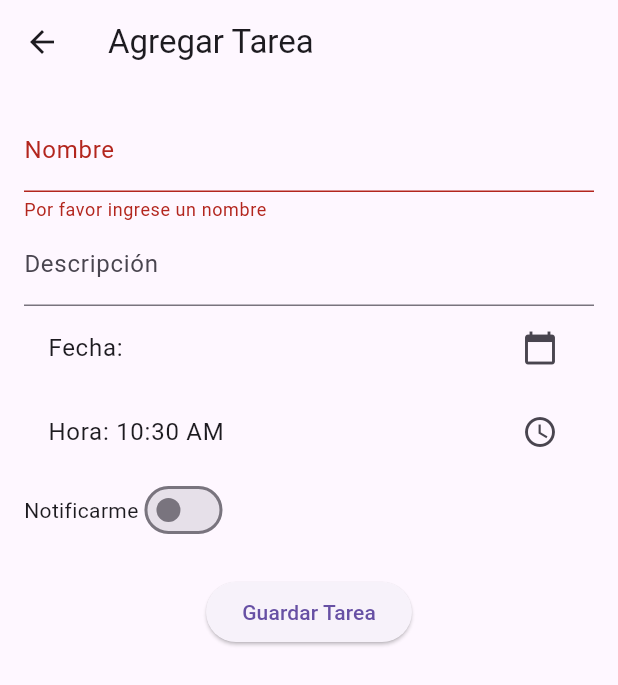
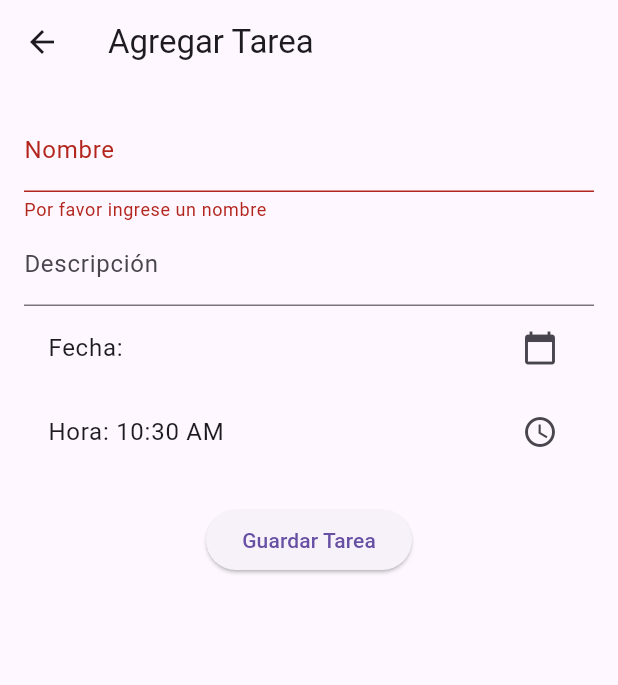
Before and after one commit to Eduar1505/ProyectoFinalLenguajes, a Flutter app: the AgregarTareaPage screen opened directly with empty values, after a tap on "Guardar Tarea", on a phone screen of 412 x 824 dp. Shown: the top 685 px of the screen. Run offline on Flutter 3.47's test engine with Material 3 defaults, Android fonts, the phone set to English and light mode, and no system bars; our stand-ins replace flutter_local_notifications, sqflite, table_calendar; accounts and stored records are empty.

Commit message:
soluccion de problema crasheo

```diff
--- a/proyectofinal/lib/pages/agregar_tarea.dart
+++ b/proyectofinal/lib/pages/agregar_tarea.dart
@@ -1,4 +1,4 @@
-// ignore_for_file: prefer_const_constructors
+// ignore_for_file: prefer_const_constructors, unused_element
 
 import 'package:flutter/material.dart';
 import 'package:flutter_local_notifications/flutter_local_notifications.dart';
@@ -21,7 +21,7 @@ class _AgregarTareaPageState extends State<AgregarTareaPage> {
   String _descripcion = '';
   DateTime _fecha = DateTime.now();
   TimeOfDay _hora = TimeOfDay.now();
-  bool _notificar = false;
+  // bool _notificar = false;
 
   @override
   void initState() {
@@ -32,7 +32,7 @@ class _AgregarTareaPageState extends State<AgregarTareaPage> {
       _descripcion = widget.tarea!['descripcion'];
       _fecha = DateTime.parse(widget.tarea!['fecha']);
       _hora = TimeOfDay(hour: int.parse(widget.tarea!['hora'].split(":")[0]), minute: int.parse(widget.tarea!['hora'].split(":")[1]));
-      _notificar = widget.tarea!['notificacionId'] != null;
+      // _notificar = widget.tarea!['notificacionId'] != null;
     }
   }
 
@@ -81,7 +81,7 @@ class _AgregarTareaPageState extends State<AgregarTareaPage> {
                     trailing: Icon(Icons.access_time),
                     onTap: () => _selectTime(context),
                   ),
-                  Row(
+                  /* Row(
                     children: [
                       const Text('Notificarme'),
                       Switch(
@@ -93,7 +93,7 @@ class _AgregarTareaPageState extends State<AgregarTareaPage> {
                         },
                       )
                     ],
-                    ),
+                    ), */
                   const SizedBox(height: 20),
                   ElevatedButton(
                     onPressed: () => _agregarTarea(context),
@@ -136,16 +136,15 @@ class _AgregarTareaPageState extends State<AgregarTareaPage> {
 void _agregarTarea(BuildContext context) {
   if(_formKey.currentState!.validate()) {
     final tarea = {
-      'id': widget.tarea?['id'],
       'nombre': _nombre,
       'descripcion': _descripcion,
       'fecha': _fecha.toIso8601String(),
       'hora': _formatHora(_hora),
     };
 
-    if(_notificar){
+    /* if(_notificar){
       _programarNotificacion(tarea);
-    }
+    }*/
 
     widget.onTareaAgregada(tarea);
 
```
